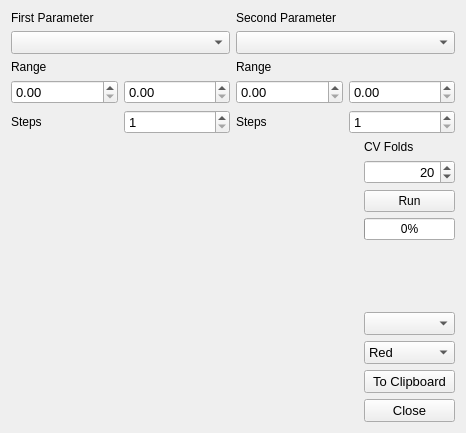
b4silio/MLDemos, file MLDemos/gridsearch.ui: the form before one commit.
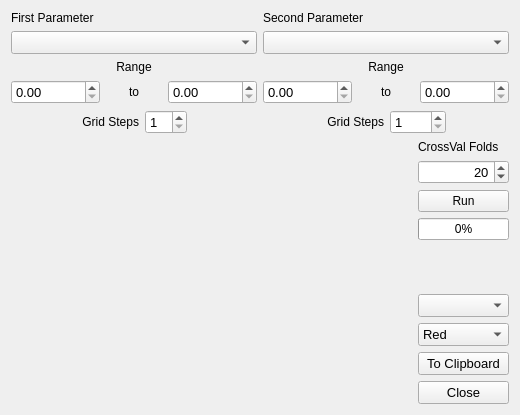
The form after the commit. Custom widgets are drawn as their Qt base class.

Commit message: ClassifierGMM: ADDED: Switch Equal Class Distribution on or off to use GMM priors or set to equal value Parameter Panels: FIXED: Minor UI improvements

Patch:
```diff
--- a/MLDemos/gridsearch.ui
+++ b/MLDemos/gridsearch.ui
@@ -6,92 +6,20 @@
    <rect>
     <x>0</x>
     <y>0</y>
-    <width>466</width>
-    <height>433</height>
+    <width>520</width>
+    <height>415</height>
    </rect>
   </property>
+  <property name="minimumSize">
+   <size>
+    <width>0</width>
+    <height>0</height>
+   </size>
+  </property>
   <property name="windowTitle">
    <string>Gridsearch Parameters</string>
   </property>
-  <layout class="QGridLayout" name="gridLayout_3" rowstretch="0,1" columnstretch="0,0">
-   <item row="0" column="1">
-    <widget class="QWidget" name="widget_3" native="true">
-     <layout class="QGridLayout" name="gridLayout_2">
-      <property name="margin">
-       <number>0</number>
-      </property>
-      <item row="1" column="0" colspan="2">
-       <widget class="QComboBox" name="names2Combo">
-        <property name="font">
-         <font>
-          <pointsize>10</pointsize>
-         </font>
-        </property>
-       </widget>
-      </item>
-      <item row="2" column="0" colspan="2">
-       <widget class="QLabel" name="label2">
-        <property name="text">
-         <string>Range</string>
-        </property>
-       </widget>
-      </item>
-      <item row="3" column="0">
-       <widget class="QDoubleSpinBox" name="start2Spin">
-        <property name="font">
-         <font>
-          <pointsize>10</pointsize>
-         </font>
-        </property>
-        <property name="maximum">
-         <double>999999999.000000000000000</double>
-        </property>
-       </widget>
-      </item>
-      <item row="0" column="0" colspan="2">
-       <widget class="QLabel" name="label_2">
-        <property name="text">
-         <string>Second Parameter</string>
-        </property>
-       </widget>
-      </item>
-      <item row="3" column="1">
-       <widget class="QDoubleSpinBox" name="stop2Spin">
-        <property name="font">
-         <font>
-          <pointsize>10</pointsize>
-         </font>
-        </property>
-        <property name="maximum">
-         <double>999999999.000000000000000</double>
-        </property>
-       </widget>
-      </item>
-      <item row="4" column="1">
-       <widget class="QSpinBox" name="steps2Spin">
-        <property name="font">
-         <font>
-          <pointsize>10</pointsize>
-         </font>
-        </property>
-        <property name="minimum">
-         <number>1</number>
-        </property>
-        <property name="maximum">
-         <number>9999</number>
-        </property>
-       </widget>
-      </item>
-      <item row="4" column="0">
-       <widget class="QLabel" name="label_4">
-        <property name="text">
-         <string>Steps</string>
-        </property>
-       </widget>
-      </item>
-     </layout>
-    </widget>
-   </item>
+  <layout class="QGridLayout" name="gridLayout_3" rowstretch="0,0" columnstretch="0,0">
    <item row="0" column="0">
     <widget class="QWidget" name="widget_2" native="true">
      <layout class="QGridLayout" name="gridLayout">
@@ -100,40 +28,166 @@
       </property>
       <item row="1" column="0" colspan="2">
        <widget class="QLabel" name="label">
+        <property name="font">
+         <font>
+          <pointsize>9</pointsize>
+         </font>
+        </property>
         <property name="text">
          <string>First Parameter</string>
         </property>
        </widget>
       </item>
-      <item row="3" column="0" colspan="2">
+      <item row="4" column="0" colspan="2">
        <widget class="QLabel" name="label1">
+        <property name="font">
+         <font>
+          <pointsize>9</pointsize>
+         </font>
+        </property>
         <property name="text">
          <string>Range</string>
         </property>
+        <property name="alignment">
+         <set>Qt::AlignCenter</set>
+        </property>
        </widget>
       </item>
-      <item row="4" column="1">
-       <widget class="QDoubleSpinBox" name="stop1Spin">
-        <property name="font">
-         <font>
-          <pointsize>10</pointsize>
-         </font>
+      <item row="5" column="0" colspan="2">
+       <widget class="QWidget" name="widget_6" native="true">
+        <property name="minimumSize">
+         <size>
+          <width>0</width>
+          <height>0</height>
+         </size>
         </property>
-        <property name="maximum">
-         <double>999999999.000000000000000</double>
-        </property>
+        <layout class="QHBoxLayout" name="horizontalLayout_3">
+         <property name="leftMargin">
+          <number>0</number>
+         </property>
+         <property name="topMargin">
+          <number>0</number>
+         </property>
+         <property name="rightMargin">
+          <number>0</number>
+         </property>
+         <property name="bottomMargin">
+          <number>0</number>
+         </property>
+         <item>
+          <widget class="QDoubleSpinBox" name="start1Spin">
+           <property name="font">
+            <font>
+             <pointsize>10</pointsize>
+            </font>
+           </property>
+           <property name="maximum">
+            <double>999999999.000000000000000</double>
+           </property>
+          </widget>
+         </item>
+         <item>
+          <widget class="QLabel" name="label1_2">
+           <property name="font">
+            <font>
+             <pointsize>9</pointsize>
+            </font>
+           </property>
+           <property name="text">
+            <string>to</string>
+           </property>
+           <property name="alignment">
+            <set>Qt::AlignCenter</set>
+           </property>
+          </widget>
+         </item>
+         <item>
+          <widget class="QDoubleSpinBox" name="stop1Spin">
+           <property name="font">
+            <font>
+             <pointsize>10</pointsize>
+            </font>
+           </property>
+           <property name="maximum">
+            <double>999999999.000000000000000</double>
+           </property>
+          </widget>
+         </item>
+        </layout>
        </widget>
       </item>
-      <item row="4" column="0">
-       <widget class="QDoubleSpinBox" name="start1Spin">
-        <property name="font">
-         <font>
-          <pointsize>10</pointsize>
-         </font>
-        </property>
-        <property name="maximum">
-         <double>999999999.000000000000000</double>
-        </property>
+      <item row="6" column="0" colspan="2">
+       <widget class="QWidget" name="widget" native="true">
+        <layout class="QHBoxLayout" name="horizontalLayout">
+         <property name="leftMargin">
+          <number>0</number>
+         </property>
+         <property name="topMargin">
+          <number>0</number>
+         </property>
+         <property name="rightMargin">
+          <number>0</number>
+         </property>
+         <property name="bottomMargin">
+          <number>0</number>
+         </property>
+         <item>
+          <spacer name="horizontalSpacer">
+           <property name="orientation">
+            <enum>Qt::Horizontal</enum>
+           </property>
+           <property name="sizeHint" stdset="0">
+            <size>
+             <width>40</width>
+             <height>20</height>
+            </size>
+           </property>
+          </spacer>
+         </item>
+         <item>
+          <widget class="QLabel" name="label_3">
+           <property name="font">
+            <font>
+             <pointsize>9</pointsize>
+            </font>
+           </property>
+           <property name="text">
+            <string>Grid Steps</string>
+           </property>
+           <property name="alignment">
+            <set>Qt::AlignRight|Qt::AlignTrailing|Qt::AlignVCenter</set>
+           </property>
+          </widget>
+         </item>
+         <item>
+          <widget class="QSpinBox" name="steps1Spin">
+           <property name="font">
+            <font>
+             <pointsize>10</pointsize>
+            </font>
+           </property>
+           <property name="minimum">
+            <number>1</number>
+           </property>
+           <property name="value">
+            <number>1</number>
+           </property>
+          </widget>
+         </item>
+         <item>
+          <spacer name="horizontalSpacer_2">
+           <property name="orientation">
+            <enum>Qt::Horizontal</enum>
+           </property>
+           <property name="sizeHint" stdset="0">
+            <size>
+             <width>40</width>
+             <height>20</height>
+            </size>
+           </property>
+          </spacer>
+         </item>
+        </layout>
        </widget>
       </item>
       <item row="2" column="0" colspan="2">
@@ -145,28 +199,6 @@
         </property>
        </widget>
       </item>
-      <item row="5" column="1">
-       <widget class="QSpinBox" name="steps1Spin">
-        <property name="font">
-         <font>
-          <pointsize>10</pointsize>
-         </font>
-        </property>
-        <property name="minimum">
-         <number>1</number>
-        </property>
-        <property name="value">
-         <number>1</number>
-        </property>
-       </widget>
-      </item>
-      <item row="5" column="0">
-       <widget class="QLabel" name="label_3">
-        <property name="text">
-         <string>Steps</string>
-        </property>
-       </widget>
-      </item>
      </layout>
     </widget>
    </item>
@@ -295,8 +327,13 @@
       </item>
       <item row="0" column="2">
        <widget class="QLabel" name="label_5">
+        <property name="font">
+         <font>
+          <pointsize>9</pointsize>
+         </font>
+        </property>
         <property name="text">
-         <string>CV Folds</string>
+         <string>CrossVal Folds</string>
         </property>
        </widget>
       </item>
@@ -316,6 +353,203 @@
      </layout>
     </widget>
    </item>
+   <item row="0" column="1">
+    <widget class="QWidget" name="widget_3" native="true">
+     <layout class="QGridLayout" name="gridLayout_2">
+      <property name="leftMargin">
+       <number>0</number>
+      </property>
+      <property name="topMargin">
+       <number>0</number>
+      </property>
+      <property name="rightMargin">
+       <number>0</number>
+      </property>
+      <property name="bottomMargin">
+       <number>0</number>
+      </property>
+      <item row="0" column="0" colspan="2">
+       <widget class="QLabel" name="label_2">
+        <property name="font">
+         <font>
+          <pointsize>9</pointsize>
+         </font>
+        </property>
+        <property name="text">
+         <string>Second Parameter</string>
+        </property>
+       </widget>
+      </item>
+      <item row="3" column="0" colspan="2">
+       <widget class="QLabel" name="label2">
+        <property name="font">
+         <font>
+          <pointsize>9</pointsize>
+         </font>
+        </property>
+        <property name="text">
+         <string>Range</string>
+        </property>
+        <property name="alignment">
+         <set>Qt::AlignCenter</set>
+        </property>
+       </widget>
+      </item>
+      <item row="5" column="0" colspan="2">
+       <widget class="QWidget" name="widget_5" native="true">
+        <layout class="QHBoxLayout" name="horizontalLayout_2">
+         <property name="leftMargin">
+          <number>0</number>
+         </property>
+         <property name="topMargin">
+          <number>0</number>
+         </property>
+         <property name="rightMargin">
+          <number>0</number>
+         </property>
+         <property name="bottomMargin">
+          <number>0</number>
+         </property>
+         <item>
+          <spacer name="horizontalSpacer_3">
+           <property name="orientation">
+            <enum>Qt::Horizontal</enum>
+           </property>
+           <property name="sizeHint" stdset="0">
+            <size>
+             <width>40</width>
+             <height>20</height>
+            </size>
+           </property>
+          </spacer>
+         </item>
+         <item>
+          <widget class="QLabel" name="label_4">
+           <property name="font">
+            <font>
+             <pointsize>9</pointsize>
+            </font>
+           </property>
+           <property name="text">
+            <string>Grid Steps</string>
+           </property>
+           <property name="alignment">
+            <set>Qt::AlignRight|Qt::AlignTrailing|Qt::AlignVCenter</set>
+           </property>
+          </widget>
+         </item>
+         <item>
+          <widget class="QSpinBox" name="steps2Spin">
+           <property name="font">
+            <font>
+             <pointsize>10</pointsize>
+            </font>
+           </property>
+           <property name="minimum">
+            <number>1</number>
+           </property>
+           <property name="maximum">
+            <number>9999</number>
+           </property>
+          </widget>
+         </item>
+         <item>
+          <spacer name="horizontalSpacer_4">
+           <property name="orientation">
+            <enum>Qt::Horizontal</enum>
+           </property>
+           <property name="sizeHint" stdset="0">
+            <size>
+             <width>40</width>
+             <height>20</height>
+            </size>
+           </property>
+          </spacer>
+         </item>
+        </layout>
+        <zorder>steps2Spin</zorder>
+        <zorder>label_4</zorder>
+        <zorder>steps2Spin</zorder>
+        <zorder>label_4</zorder>
+        <zorder>horizontalSpacer_3</zorder>
+        <zorder>horizontalSpacer_4</zorder>
+       </widget>
+      </item>
+      <item row="2" column="0" colspan="2">
+       <widget class="QComboBox" name="names2Combo">
+        <property name="font">
+         <font>
+          <pointsize>10</pointsize>
+         </font>
+        </property>
+       </widget>
+      </item>
+      <item row="4" column="0" colspan="2">
+       <widget class="QWidget" name="widget_7" native="true">
+        <property name="minimumSize">
+         <size>
+          <width>0</width>
+          <height>0</height>
+         </size>
+        </property>
+        <layout class="QHBoxLayout" name="horizontalLayout_4">
+         <property name="leftMargin">
+          <number>0</number>
+         </property>
+         <property name="topMargin">
+          <number>0</number>
+         </property>
+         <property name="rightMargin">
+          <number>0</number>
+         </property>
+         <property name="bottomMargin">
+          <number>0</number>
+         </property>
+         <item>
+          <widget class="QDoubleSpinBox" name="start2Spin">
+           <property name="font">
+            <font>
+             <pointsize>10</pointsize>
+            </font>
+           </property>
+           <property name="maximum">
+            <double>999999999.000000000000000</double>
+           </property>
+          </widget>
+         </item>
+         <item>
+          <widget class="QLabel" name="label1_3">
+           <property name="font">
+            <font>
+             <pointsize>9</pointsize>
+            </font>
+           </property>
+           <property name="text">
+            <string>to</string>
+           </property>
+           <property name="alignment">
+            <set>Qt::AlignCenter</set>
+           </property>
+          </widget>
+         </item>
+         <item>
+          <widget class="QDoubleSpinBox" name="stop2Spin">
+           <property name="font">
+            <font>
+             <pointsize>10</pointsize>
+            </font>
+           </property>
+           <property name="maximum">
+            <double>999999999.000000000000000</double>
+           </property>
+          </widget>
+         </item>
+        </layout>
+       </widget>
+      </item>
+     </layout>
+    </widget>
+   </item>
   </layout>
  </widget>
  <customwidgets>
```
Left out of the diff: 22 changed lines with no effect on the pictures. The commit also changes 21 other files.
